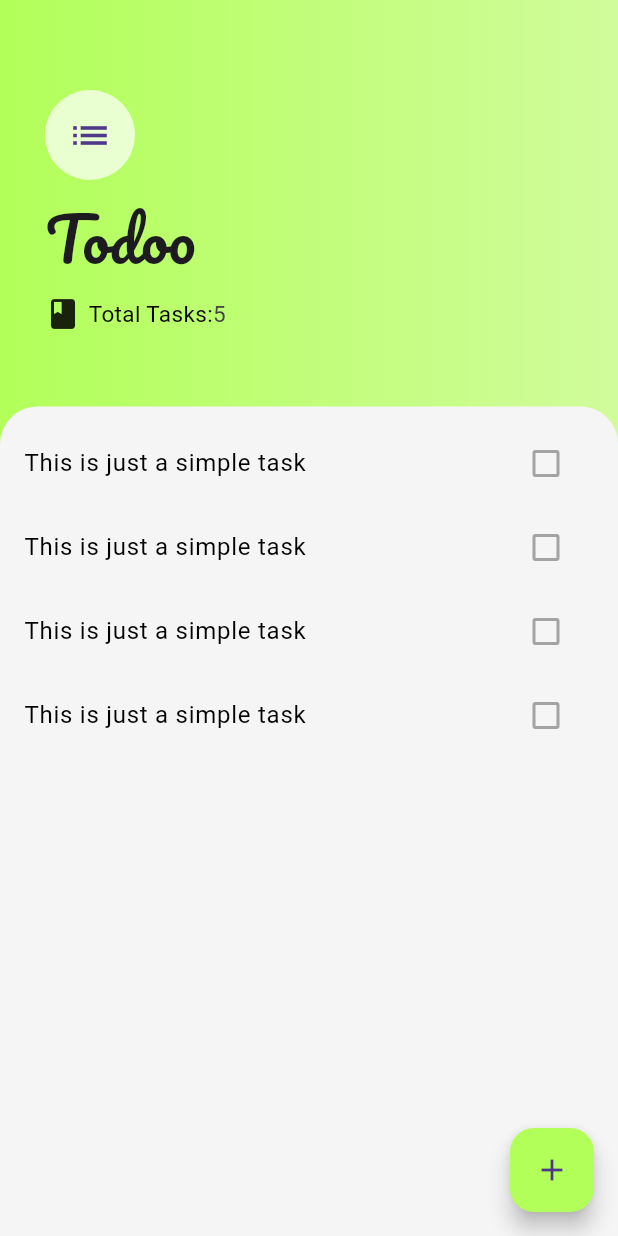
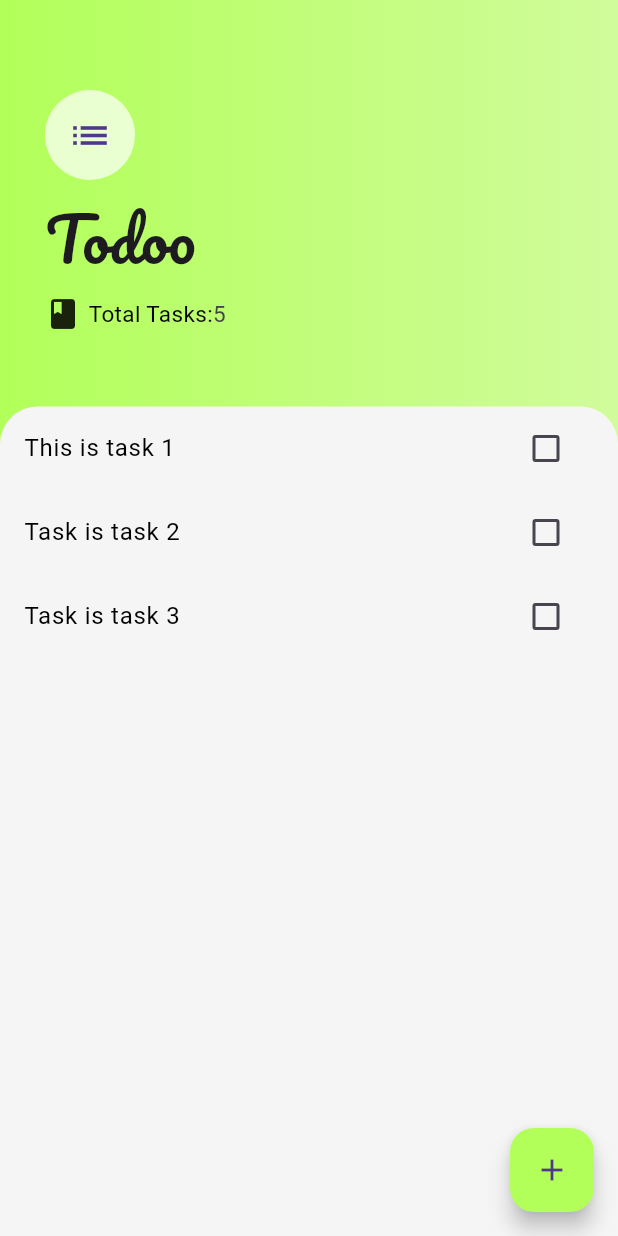
Before and after one commit to irehaan/Upskill_Gujranwala_Files, a Flutter app: the screen it shows after launch, on a phone screen of 412 x 824 dp. Run offline on Flutter 3.47's test engine with Material 3 defaults, Android fonts, the phone set to English and light mode, and no system bars; our stand-ins replace geolocator, get, permission_handler.

Commit message:
Made a tasks model, created a list and used  a listview builder to make the checkbox functionality dynamic

```diff
--- a/todoo/lib/main.dart
+++ b/todoo/lib/main.dart
@@ -1,4 +1,5 @@
 import 'package:flutter/material.dart';
+import 'package:get/get_navigation/src/root/get_material_app.dart';
 import 'package:todoo/screens/tasks.dart';
 
 void main() {
@@ -11,7 +12,7 @@ class MyApp extends StatelessWidget {
   // This widget is the root of your application.
   @override
   Widget build(BuildContext context) {
-    return const MaterialApp(
+    return const GetMaterialApp(
       debugShowCheckedModeBanner: false,
       home: TaskScreen(),
     );
--- /dev/null
+++ b/todoo/lib/models.dart
@@ -0,0 +1,9 @@
+class Tasks {
+  final String name;
+  bool isDone;
+
+  Tasks({this.isDone = false, required this.name});
+  void toggledone() {
+    isDone = !isDone;
+  }
+}
--- a/todoo/lib/screens/tasks.dart
+++ b/todoo/lib/screens/tasks.dart
@@ -1,5 +1,7 @@
 import 'package:flutter/material.dart';
+import 'package:get/get.dart';
 import 'package:todoo/screens/add_tasks.dart';
+import 'package:todoo/screens/counter_get.dart';
 import 'package:todoo/widgets/task_list.dart';
 
 class TaskScreen extends StatelessWidget {
--- a/todoo/lib/widgets/task_list.dart
+++ b/todoo/lib/widgets/task_list.dart
@@ -1,19 +1,36 @@
 import 'package:flutter/material.dart';
+import 'package:todoo/models.dart';
 import 'package:todoo/widgets/task_tile.dart';
 
-class tasklist extends StatelessWidget {
+class tasklist extends StatefulWidget {
   const tasklist({
     super.key,
   });
 
   @override
+  State<tasklist> createState() => _tasklistState();
+}
+
+class _tasklistState extends State<tasklist> {
+  List<Tasks> tasks = [
+    Tasks(name: 'This is task 1'),
+    Tasks(name: 'Task is task 2'),
+    Tasks(name: 'Task is task 3'),
+  ];
+  @override
   Widget build(BuildContext context) {
-    return ListView(children: const [
-      SizedBox(height: 10),
-      TaskTile(),
-      TaskTile(),
-      TaskTile(),
-      TaskTile(),
-    ]);
+    return ListView.builder(
+      itemBuilder: (context, index) {
+        return TaskTile(
+            Task_title: tasks[index].name,
+            isChecked: tasks[index].isDone,
+            CheckboxCallBack: (bool? checkboxState) {
+              setState(() {
+                tasks[index].toggledone();
+              });
+            });
+      },
+      itemCount: tasks.length,
+    );
   }
 }
--- a/todoo/lib/widgets/task_tile.dart
+++ b/todoo/lib/widgets/task_tile.dart
@@ -1,18 +1,30 @@
 import 'package:flutter/material.dart';
 
 class TaskTile extends StatelessWidget {
-  const TaskTile({
-    super.key,
-  });
+  final bool isChecked;
+  final String Task_title;
+
+  final void Function(bool?) CheckboxCallBack;
+
+  const TaskTile(
+      {super.key,
+      required this.isChecked,
+      required this.Task_title,
+      required this.CheckboxCallBack});
 
   @override
   Widget build(BuildContext context) {
-    return const ListTile(
+    return ListTile(
       title: Text(
-        'This is just a simple task',
-        style: TextStyle(color: Colors.black),
+        Task_title,
+        style: TextStyle(
+            color: Colors.black,
+            decoration: isChecked ? TextDecoration.lineThrough : null),
       ),
-      trailing: Checkbox(value: false, onChanged: null),
+      trailing: Checkbox(
+          activeColor: Colors.black,
+          value: isChecked,
+          onChanged: CheckboxCallBack),
     );
   }
 }
--- a/todoo/pubspec.yaml
+++ b/todoo/pubspec.yaml
@@ -35,6 +35,7 @@ dependencies:
   # The following adds the Cupertino Icons font to your application.
   # Use with the CupertinoIcons class for iOS style icons.
   cupertino_icons: ^1.0.8
+  get: ^4.6.6
 
 dev_dependencies:
   flutter_test:
@@ -46,6 +47,7 @@ dev_dependencies:
   # package. See that file for information about deactivating specific lint
   # rules and activating additional ones.
   flutter_lints: ^4.0.0
+
 
 # For information on the generic Dart part of this file, see the
 # following page: https://dart.dev/tools/pub/pubspec
```
Also changed, not shown: todoo/lib/getcontroller.dart (added, +7 -0 lines), todoo/lib/screens/counter_Setstate.dart (added, +36 -0 lines), todoo/lib/screens/counter_get.dart (added, +34 -0 lines), todoo/pubspec.lock.
